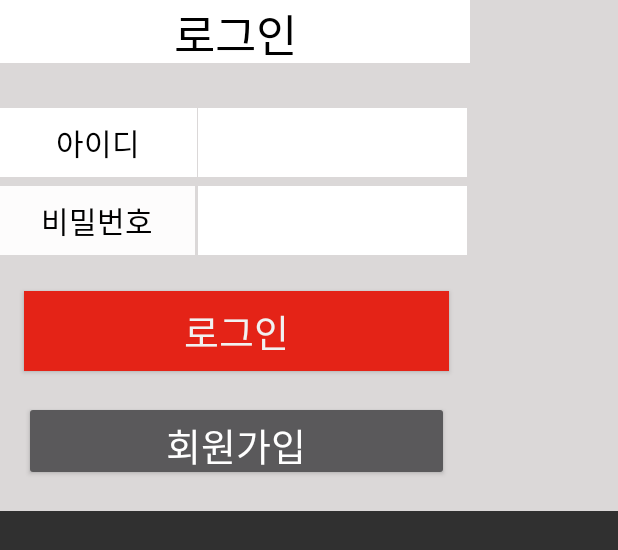
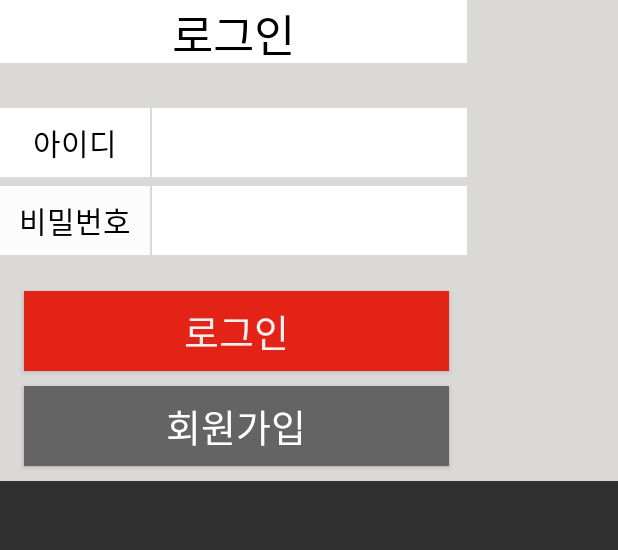
Before and after one commit to Bulbeok/OceanCompass, an Android app: the layout sign_in.xml on its own in the app's theme, with its tools: preview values and no code run, on a phone screen of 412 x 824 dp. Shown: the top 550 px of the screen. Run offline under Robolectric (Android 15) with nearby library versions, the phone set to English and light mode, and no system bars.

Commit message:
회원가입창

```diff
--- a/app/build.gradle
+++ b/app/build.gradle
@@ -9,7 +9,7 @@ android {
     buildToolsVersion "29.0.2"
     defaultConfig {
         applicationId "com.example.oceancompass"
-        minSdkVersion 15
+        minSdkVersion 19
         targetSdkVersion 29
         versionCode 1
         versionName "1.0"
--- a/app/src/main/res/layout/sign_in.xml
+++ b/app/src/main/res/layout/sign_in.xml
@@ -1,83 +1,111 @@
 <?xml version="1.0" encoding="utf-8"?>
 <androidx.constraintlayout.widget.ConstraintLayout xmlns:android="http://schemas.android.com/apk/res/android"
-                                                   xmlns:app="http://schemas.android.com/apk/res-auto"
-                                                   xmlns:tools="http://schemas.android.com/tools"
-                                                   android:layout_width="match_parent"
-                                                   android:layout_height="wrap_content"
-                                                   android:background="#DBD8D8"
->
+        xmlns:app="http://schemas.android.com/apk/res-auto"
+        xmlns:tools="http://schemas.android.com/tools"
+        android:layout_width="match_parent"
+        android:layout_height="wrap_content"
+        android:layout_weight="5"
+        android:background="#DBD8D8">
+
     <EditText
-            android:layout_width="179dp"
+            android:id="@+id/Email"
+            android:layout_width="210dp"
             android:layout_height="46dp"
+            android:layout_marginStart="1dp"
+            android:layout_marginLeft="1dp"
+            android:layout_marginTop="72dp"
+            android:background="#FFFFFF"
+            android:ems="10"
             android:inputType="textPostalAddress"
+            android:textColor="#222222"
+            android:textSize="20sp"
+            app:layout_constraintStart_toEndOf="@+id/EmailText"
+            app:layout_constraintTop_toTopOf="parent" />
+
+    <EditText
+            android:id="@+id/Password"
+            android:layout_width="210dp"
+            android:layout_height="46dp"
+            android:layout_marginStart="1dp"
+            android:layout_marginLeft="1dp"
+            android:layout_marginTop="124dp"
+            android:background="#FFFFFF"
             android:ems="10"
-            android:id="@+id/Email"
+            android:inputType="textPassword"
+            android:textColor="#00303030"
             android:textSize="20sp"
+            app:layout_constraintEnd_toEndOf="parent"
+            app:layout_constraintHorizontal_bias="0.0"
+            app:layout_constraintStart_toEndOf="@+id/PasswordText"
+            app:layout_constraintTop_toTopOf="parent" />
+
+    <TextView
+            android:id="@+id/EmailText"
+            android:layout_width="100dp"
+            android:layout_height="46dp"
+            android:layout_marginTop="72dp"
             android:background="#FFFFFF"
-            android:layout_marginLeft="132dp" android:layout_marginStart="132dp" android:layout_marginTop="72dp"
-            app:layout_constraintTop_toTopOf="parent" android:textColor="#222222"
-            app:layout_constraintStart_toStartOf="parent"/>
+            android:gravity="center"
+            android:paddingLeft="10dp"
+            android:paddingRight="10dp"
+            android:text="아이디"
+            android:textColor="#000000"
+            android:textSize="20sp"
+            app:layout_constraintStart_toStartOf="parent"
+            app:layout_constraintTop_toTopOf="parent" />
+
     <TextView
-            android:text="아이디"
-            android:layout_width="131dp"
+            android:id="@+id/PasswordText"
+            android:layout_width="100dp"
             android:layout_height="46dp"
-            android:id="@+id/EmailText"
+            android:layout_marginTop="124dp"
+            android:background="#FDFCFC"
+            android:gravity="center"
+            android:paddingLeft="10dp"
+            android:paddingRight="10dp"
+            android:text="비밀번호"
+            android:textColor="#000000"
             android:textSize="20sp"
-            android:gravity="center"
-            android:background="#FFFFFF"
-            android:layout_marginTop="72dp" app:layout_constraintTop_toTopOf="parent"
             app:layout_constraintStart_toStartOf="parent"
-            android:textColor="#000000"/>
-    <EditText
-            android:layout_width="179dp"
-            android:layout_height="46dp"
-            android:inputType="textPassword"
-            android:ems="10"
-            android:id="@+id/Password"
-            android:textSize="20sp"
-            android:layout_marginLeft="132dp" android:layout_marginStart="132dp" android:layout_marginTop="124dp"
-            app:layout_constraintTop_toTopOf="parent" app:layout_constraintStart_toStartOf="@+id/PasswordText"
-            android:background="#FFFFFF" android:textColor="#00303030"/>
-    <TextView
-            android:text="비밀번호"
-            android:layout_width="130dp"
-            android:layout_height="46dp"
-            android:id="@+id/PasswordText"
-            android:textSize="20sp"
-            android:gravity="center"
-            android:background="#FDFCFC"
-            app:layout_constraintStart_toStartOf="parent"
-            android:layout_marginTop="124dp"
-            app:layout_constraintTop_toTopOf="parent" android:textColor="#000000"/>
+            app:layout_constraintTop_toTopOf="parent" />
+
     <Button
-            android:text="로그인"
+            android:id="@+id/Login_Button"
             android:layout_width="283dp"
             android:layout_height="53dp"
-            android:id="@+id/Login_Button"
+            android:layout_marginStart="16dp"
+            android:layout_marginLeft="16dp"
+            android:layout_marginTop="24dp"
+            android:background="#E42317"
+            android:text="로그인"
+            android:textColor="#F1F1F1"
             android:textSize="25sp"
-            android:background="#E42317"
-            android:textColor="#F1F1F1"
-            android:layout_marginStart="16dp"
-            app:layout_constraintStart_toStartOf="parent" android:layout_marginLeft="16dp"
-            android:layout_marginTop="24dp" app:layout_constraintTop_toBottomOf="@+id/PasswordText"/>
+            app:layout_constraintStart_toStartOf="parent"
+            app:layout_constraintTop_toBottomOf="@+id/PasswordText" />
+
     <Button
-            android:text="회원가입"
+            android:id="@+id/Sign_upbutton"
             android:layout_width="283dp"
             android:layout_height="53dp"
-            android:id="@+id/Sign_upbutton"
+            android:layout_marginStart="16dp"
+            android:layout_marginTop="10dp"
+            android:layout_marginBottom="10dp"
+            android:background="#646464"
+            android:text="회원가입"
             android:textSize="25sp"
+            app:layout_constraintBottom_toBottomOf="parent"
             app:layout_constraintStart_toStartOf="parent"
-            android:layout_marginLeft="16dp" android:layout_marginStart="16dp"
-            android:layout_marginTop="20dp"
-            app:layout_constraintTop_toBottomOf="@+id/Login_Button" android:layout_marginBottom="20dp"
-            app:layout_constraintBottom_toBottomOf="parent" app:layout_constraintVertical_bias="1.0"/>
+            app:layout_constraintTop_toBottomOf="@+id/Login_Button" />
+
     <TextView
+            android:id="@+id/textView2"
+            android:layout_width="311dp"
+            android:layout_height="42dp"
+            android:background="#FFFFFF"
+            android:gravity="center"
             android:text="로그인"
-            android:layout_width="313dp"
-            android:layout_height="42dp"
-            android:id="@+id/textView2" android:textSize="30sp"
-            android:gravity="center"
             android:textColor="#000000"
-            android:background="#FFFFFF" app:layout_constraintStart_toStartOf="parent"
-            app:layout_constraintTop_toTopOf="parent"/>
+            android:textSize="30sp"
+            app:layout_constraintStart_toStartOf="parent"
+            app:layout_constraintTop_toTopOf="parent" />
 </androidx.constraintlayout.widget.ConstraintLayout>
```
Also changed, not shown: app/src/main/java/com/glic/oceancompass/MainActivity.kt (+22 -5 lines), app/src/main/res/layout/sign_up.xml (+198 -57 lines), app/src/main/res/values/arrays.xml (added, +8 -0 lines).
